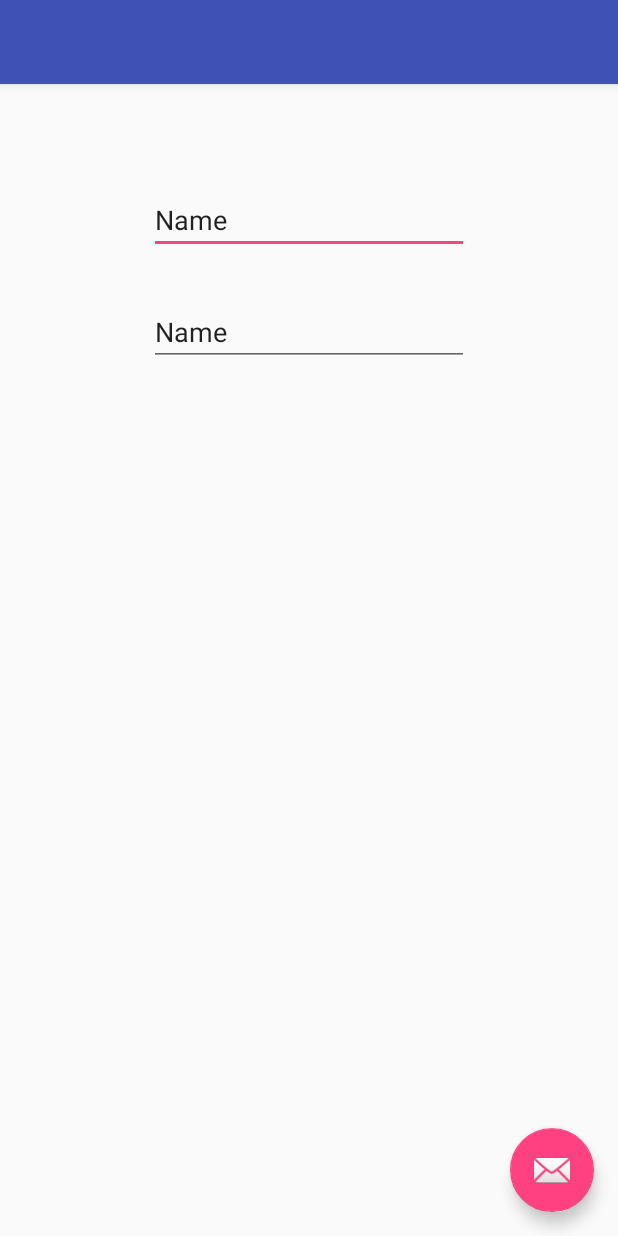
After one commit to alvadorn/smartlock, an Android app: the LoginActivity screen opened directly, with no data from a screen before it, on a phone screen of 412 x 824 dp. The commit adds this screen. Run offline under Robolectric (Android 15) with nearby library versions, the phone set to English and light mode, and no system bars; 2 statements that could not run were skipped.

Commit message:
Created login screen

```diff
--- /dev/null
+++ b/ArduTooth/app/src/main/java/com/nikolas/ceunes/ardutooth/LoginActivity.java
@@ -0,0 +1,84 @@
+package com.nikolas.ceunes.ardutooth;
+
+import android.content.Intent;
+import android.os.Bundle;
+import android.support.v7.app.AppCompatActivity;
+import android.view.KeyEvent;
+import android.view.View;
+import android.view.inputmethod.EditorInfo;
+import android.widget.Button;
+import android.widget.EditText;
+import android.widget.TextView;
+import android.widget.Toast;
+
+public class LoginActivity extends AppCompatActivity {
+
+    private Button previous;
+    private String login;
+    private String password;
+    private String token;
+    private EditText loginInput;
+    private EditText passwordInput;
+
+
+    @Override
+    protected void onCreate(Bundle savedInstanceState) {
+        super.onCreate(savedInstanceState);
+        setContentView(R.layout.activity_login);
+
+        login = new String();
+        password = new String();
+        token = new String();
+        loginInput = (EditText) findViewById(R.id.editText);
+        passwordInput = (EditText) findViewById(R.id.editText2);
+        previous = (Button) findViewById(R.id.button6);
+
+        /*
+        Loads screen after requesting it from the previous screen.
+         */
+        previous.setOnClickListener(new View.OnClickListener() {
+            public void onClick(View view) {
+                Intent intent = new Intent();
+                setResult(RESULT_OK, intent);
+                finish();
+            }
+        });
+
+        /*
+        Receives the token data extracted from the previous screen.
+         */
+        Bundle extras = getIntent().getExtras();
+        if (extras != null) {
+            this.token = extras.getString("passingToken");
+        }
+
+        /*
+        Sets the input text listeners.
+         */
+        loginInput.setOnEditorActionListener(new TextView.OnEditorActionListener() {
+            @Override
+            public boolean onEditorAction(TextView v, int actionId, KeyEvent event) {
+                boolean handled = false;
+                if(actionId == EditorInfo.IME_ACTION_NEXT) {
+                    String inputText = v.getText().toString();
+                    Toast.makeText(LoginActivity.this, "Login " + inputText, Toast.LENGTH_SHORT).show();
+                }
+                return handled;
+            }
+        });
+        passwordInput.setOnEditorActionListener(new TextView.OnEditorActionListener() {
+            @Override
+            public boolean onEditorAction(TextView v, int actionId, KeyEvent event) {
+                boolean handled = false;
+                if(actionId == EditorInfo.IME_ACTION_NEXT) {
+                    String inputText = v.getText().toString();
+                    Toast.makeText(LoginActivity.this, "Login " + inputText, Toast.LENGTH_SHORT).show();
+                }
+                return handled;
+            }
+        });
+
+
+
+    }
+}
--- /dev/null
+++ b/ArduTooth/app/src/main/res/layout/activity_login.xml
@@ -0,0 +1,25 @@
+<?xml version="1.0" encoding="utf-8"?>
+<android.support.design.widget.CoordinatorLayout
+    xmlns:android="http://schemas.android.com/apk/res/android"
+    xmlns:app="http://schemas.android.com/apk/res-auto"
+    xmlns:tools="http://schemas.android.com/tools" android:layout_width="match_parent"
+    android:layout_height="match_parent" android:fitsSystemWindows="true"
+    tools:context="com.nikolas.ceunes.ardutooth.LoginActivity">
+
+    <android.support.design.widget.AppBarLayout android:layout_height="wrap_content"
+        android:layout_width="match_parent" android:theme="@style/AppTheme.AppBarOverlay">
+
+        <android.support.v7.widget.Toolbar android:id="@+id/toolbar"
+            android:layout_width="match_parent" android:layout_height="?attr/actionBarSize"
+            android:background="?attr/colorPrimary" app:popupTheme="@style/AppTheme.PopupOverlay" />
+
+    </android.support.design.widget.AppBarLayout>
+
+    <include layout="@layout/content_login" />
+
+    <android.support.design.widget.FloatingActionButton android:id="@+id/fab"
+        android:layout_width="wrap_content" android:layout_height="wrap_content"
+        android:layout_gravity="bottom|end" android:layout_margin="@dimen/fab_margin"
+        android:src="@android:drawable/ic_dialog_email" />
+
+</android.support.design.widget.CoordinatorLayout>
--- /dev/null
+++ b/ArduTooth/app/src/main/res/layout/content_login.xml
@@ -0,0 +1,35 @@
+<?xml version="1.0" encoding="utf-8"?>
+<RelativeLayout xmlns:android="http://schemas.android.com/apk/res/android"
+    xmlns:tools="http://schemas.android.com/tools"
+    xmlns:app="http://schemas.android.com/apk/res-auto" android:layout_width="match_parent"
+    android:layout_height="match_parent" android:paddingLeft="@dimen/activity_horizontal_margin"
+    android:paddingRight="@dimen/activity_horizontal_margin"
+    android:paddingTop="@dimen/activity_vertical_margin"
+    android:paddingBottom="@dimen/activity_vertical_margin"
+    app:layout_behavior="@string/appbar_scrolling_view_behavior"
+    tools:showIn="@layout/activity_login"
+    tools:context="com.nikolas.ceunes.ardutooth.LoginActivity">
+
+    <EditText
+        android:layout_width="wrap_content"
+        android:layout_height="wrap_content"
+        android:inputType="textPersonName"
+        android:text="Name"
+        android:ems="10"
+        android:id="@+id/editText"
+        android:layout_alignParentTop="true"
+        android:layout_centerHorizontal="true"
+        android:layout_marginTop="52dp" />
+
+    <EditText
+        android:layout_width="wrap_content"
+        android:layout_height="wrap_content"
+        android:inputType="textPersonName"
+        android:text="Name"
+        android:ems="10"
+        android:id="@+id/editText3"
+        android:layout_below="@+id/editText"
+        android:layout_centerHorizontal="true"
+        android:layout_marginTop="29dp" />
+
+</RelativeLayout>
--- a/ArduTooth/app/src/main/res/values/ids.xml
+++ b/ArduTooth/app/src/main/res/values/ids.xml
@@ -2,4 +2,14 @@
 <resources>
     <item name="button" type="id" />
     <item name="listView" type="id" />
+    <item name="button2" type="id" />
+    <item name="button3" type="id" />
+    <item name="button4" type="id" />
+    <item name="button5" type="id" />
+    <item name="button6" type="id" />
+    <item name="input1" type="id" />
+    <item name="input2" type="id" />
+    <item name="editText" type="id" />
+    <item name="editText2" type="id" />
+    <item name="button7" type="id" />
 </resources>
--- a/ArduTooth/app/src/main/res/values/strings.xml
+++ b/ArduTooth/app/src/main/res/values/strings.xml
@@ -1,4 +1,5 @@
 <resources>
     <string name="app_name">ArduTooth</string>
     <string name="action_settings">Settings</string>
+    <string name="title_activity_login">LoginActivity</string>
 </resources>
```
Also changed, not shown: ArduTooth/app/src/main/AndroidManifest.xml (+6 -1 lines), ArduTooth/app/src/main/java/com/nikolas/ceunes/ardutooth/PairingActivity.java (renamed from ArduTooth/app/src/main/java/com/nikolas/ceunes/ardutooth/PairingScreen.java, +60 -2 lines), ArduTooth/app/src/main/res/layout/content_pairing_screen.xml (+6 -2 lines), 1 other file.
